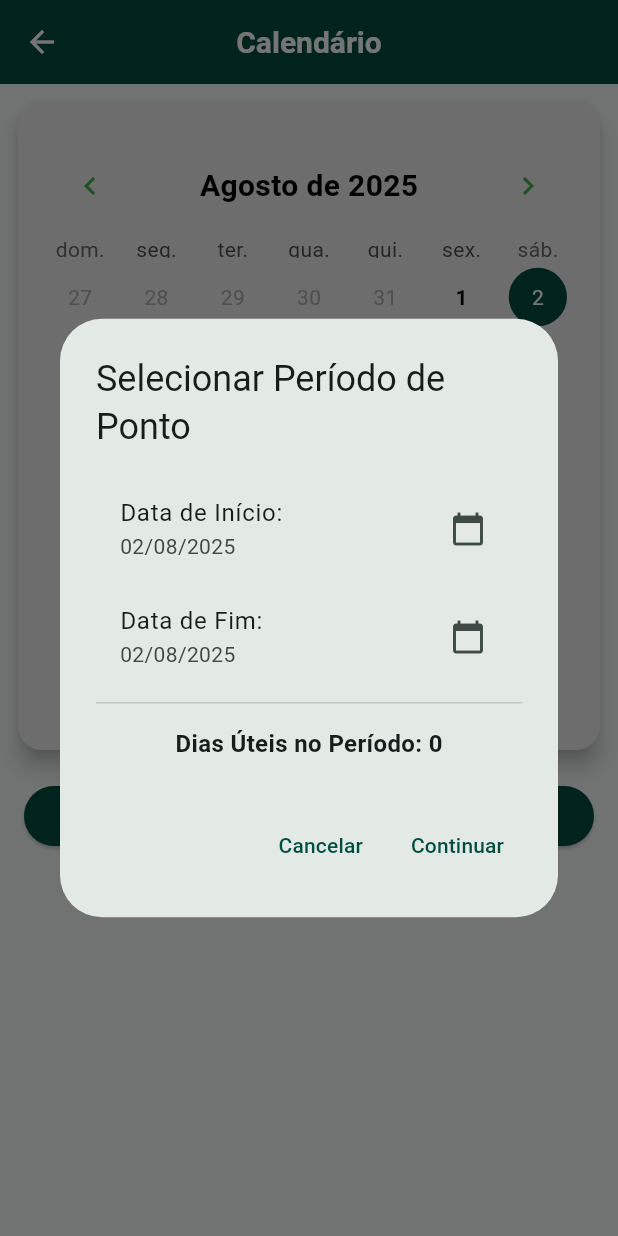
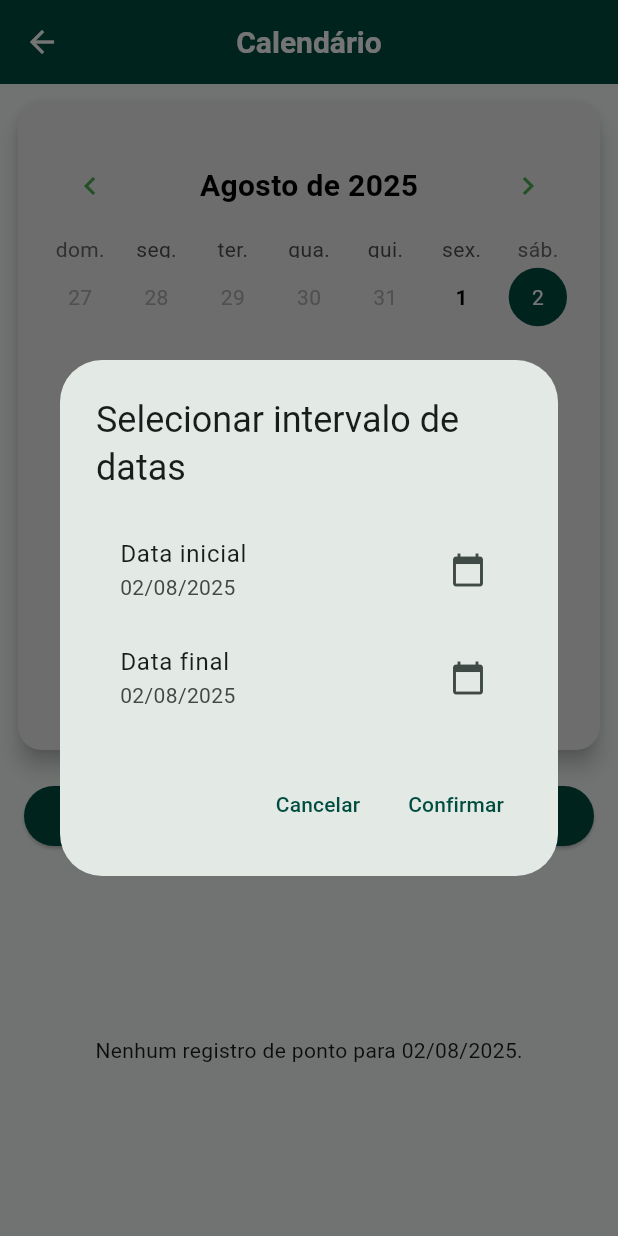
Before and after one commit to larafvitoriano/app_contabilizar_ponto, a Flutter app: the CalendarScreen screen opened directly, after a tap on "Registrar Ponto", on a phone screen of 412 x 824 dp. Run offline on Flutter 3.47's test engine with Material 3 defaults, Android fonts, the light colour scheme and no system bars; drawn by our look-alikes of table_calendar; our stand-ins replace firebase_auth, firebase_core, sqflite; accounts and stored records are empty.

Commit message:
refac: estilos e RNs

```diff
--- a/lib/controllers/ponto_calendar_controller.dart
+++ b/lib/controllers/ponto_calendar_controller.dart
@@ -86,15 +86,16 @@ class PontoCalendarController extends ChangeNotifier {
         _registrosDoMesFocado[normalizedDay]!.isNotEmpty;
   }
 
-  Future<void> showPontoRegisterOptions(BuildContext context, DateTime initialSelectedDay, {PontoRegistroModel? registroParaEditar}) async {
+  Future<void> showPontoRegisterOptions(
+      BuildContext context,
+      DateTime initialSelectedDay, {
+        PontoRegistroModel? registroParaEditar,
+      }) async {
     SelectedDateRange? selectedRange;
 
     if (registroParaEditar != null) {
-      selectedRange = SelectedDateRange(
-        startDate: registroParaEditar.data,
-        endDate: registroParaEditar.data,
-        totalBusinessDays: (registroParaEditar.data.weekday >= DateTime.monday && registroParaEditar.data.weekday <= DateTime.friday) ? 1 : 0,
-      );
+      // Usa factory fromDates para manter consistência
+      selectedRange = SelectedDateRange.fromDates(registroParaEditar.data, registroParaEditar.data);
     } else {
       selectedRange = await showDialog<SelectedDateRange>(
         context: context,
@@ -102,37 +103,48 @@ class PontoCalendarController extends ChangeNotifier {
           return MultiDaySelectionDialog(initialSelectedDay: initialSelectedDay);
         },
       );
+
+      if (selectedRange == null) return;
+
+      // Validação: garantir no máximo 2 registros por dia útil no intervalo
+      final DateTime start = selectedRange.startDate;
+      final DateTime end = selectedRange.endDate;
+
+      DateTime current = start;
+      while (!current.isAfter(end)) {
+        if (current.weekday >= DateTime.monday && current.weekday <= DateTime.friday) {
+          final registros = await _pontoRepository.getPontosByDate(current);
+          if (registros.length >= 2) {
+            ScaffoldMessenger.of(context).showSnackBar(
+              SnackBar(
+                content: Text('Já existem 2 registros no dia ${current.day}/${current.month}/${current.year}.'),
+                backgroundColor: Colors.red,
+              ),
+            );
+            return;
+          }
+        }
+        current = current.add(const Duration(days: 1));
+      }
     }
 
-    if (selectedRange != null) {
-      final DateTime startDate = selectedRange.startDate;
-      final DateTime endDate = selectedRange.endDate;
-      final int totalBusinessDays = selectedRange.totalBusinessDays;
-
-      PontoRegistroModel? finalRegistroParaEditar = registroParaEditar;
-      if (finalRegistroParaEditar == null && startDate.isAtSameMomentAs(endDate)) {
-        final existingRecords = await _pontoRepository.getPontosByDate(startDate);
-        if (existingRecords.isNotEmpty) {
-          finalRegistroParaEditar = existingRecords.first;
-        }
-      }
 
     final result = await showDialog<String?>(
       context: context,
       builder: (context) => PontoRegistroDialog(
-          startDate: startDate,
-          endDate: endDate,
-          registroParaEditar: finalRegistroParaEditar,
+        startDate: selectedRange!.startDate!,
+        endDate: selectedRange!.endDate!,
+        registroParaEditar: registroParaEditar,
         pontoRepository: _pontoRepository,
-          totalBusinessDays: totalBusinessDays,
+        totalBusinessDays: selectedRange.totalBusinessDays,
       ),
     );
+
 
     if (result != null) {
       ScaffoldMessenger.of(context).showSnackBar(SnackBar(content: Text(result)));
       _carregarRegistrosDoDia(_selectedDay ?? _focusedDay);
       _loadAllRecordsForMonth(_focusedDay);
-      }
     }
   }
 
--- a/lib/screens/calendar_screen.dart
+++ b/lib/screens/calendar_screen.dart
@@ -25,11 +25,9 @@ class CalendarScreen extends StatelessWidget {
           iconTheme: const IconThemeData(color: Colors.white),
           centerTitle: true,
         ),
-        body: SingleChildScrollView(
-          child: Consumer<PontoCalendarController>(
+        body: Consumer<PontoCalendarController>(
           builder: (context, controller, child) {
-              return Column(
-                mainAxisSize: MainAxisSize.min,
+            return Column( // Removido o SingleChildScrollView daqui
               children: [
                 Padding(
                   padding: const EdgeInsets.fromLTRB(8, 8, 8, 16),
@@ -154,7 +152,8 @@ class CalendarScreen extends StatelessWidget {
                 const SizedBox(height: 8.0),
 
                 // Exibição dos registros do dia selecionado
-                  controller.selectedDay == null
+                Expanded( // Adicionado Expanded aqui
+                  child: controller.selectedDay == null
                       ? const Center(child: Text('Selecione um dia para ver os registros de ponto.'))
                       : FutureBuilder<List<PontoRegistroModel>>(
                     future: controller.pontoRepository.getPontosByDate(controller.selectedDay!),
@@ -172,8 +171,7 @@ class CalendarScreen extends StatelessWidget {
                       } else {
                         final registros = snapshot.data!;
                         return ListView.builder(
-                          shrinkWrap: true,
-                          physics: const NeverScrollableScrollPhysics(),
+                          // Removido shrinkWrap e physics
                           itemCount: registros.length,
                           itemBuilder: (context, index) {
                             final registro = registros[index];
@@ -193,12 +191,12 @@ class CalendarScreen extends StatelessWidget {
                       }
                     },
                   ),
+                ),
               ],
             );
           },
         ),
       ),
-      ),
     );
   }
 }
--- a/lib/widgets/ponto_registro_dialog.dart
+++ b/lib/widgets/ponto_registro_dialog.dart
@@ -264,7 +264,7 @@ class _PontoRegistroDialogState extends State<PontoRegistroDialog> {
               Navigator.of(context).pop('Erro ao salvar registro: ${e.toString().split(':')[0]}');
             }
           },
-          child: const Text('Salvar'),
+          child: Text(widget.registroParaEditar != null ? 'Atualizar' : 'Salvar'),
         ),
       ],
     );
--- a/lib/widgets/selecionar_varios_dias.dialog.dart
+++ b/lib/widgets/selecionar_varios_dias.dialog.dart
@@ -5,130 +5,80 @@ import '../utils/selected_date_range.dart';
 class MultiDaySelectionDialog extends StatefulWidget {
   final DateTime initialSelectedDay;
 
-  const MultiDaySelectionDialog({
-    super.key,
-    required this.initialSelectedDay,
-  });
+  const MultiDaySelectionDialog({super.key, required this.initialSelectedDay});
 
   @override
   State<MultiDaySelectionDialog> createState() => _MultiDaySelectionDialogState();
 }
 
 class _MultiDaySelectionDialogState extends State<MultiDaySelectionDialog> {
-  DateTime? _startDate;
-  DateTime? _endDate;
-  int _totalBusinessDays = 0;
+  late DateTime _startDate;
+  late DateTime _endDate;
 
   @override
   void initState() {
     super.initState();
-    _startDate = DateTime(widget.initialSelectedDay.year, widget.initialSelectedDay.month, widget.initialSelectedDay.day);
-    _endDate = DateTime(widget.initialSelectedDay.year, widget.initialSelectedDay.month, widget.initialSelectedDay.day);
-    _totalBusinessDays = _calculateBusinessDays(_startDate!, _endDate!);
+    _startDate = widget.initialSelectedDay;
+    _endDate = widget.initialSelectedDay;
   }
 
-  /// Calcula o número de dias úteis (segunda a sexta) entre duas datas.
-  int _calculateBusinessDays(DateTime startDate, DateTime endDate) {
-    int businessDays = 0;
+  Future<void> _selectDate(BuildContext context, bool isStart) async {
+    final DateTime initialDate = isStart ? _startDate : _endDate;
 
-    DateTime current = DateTime(startDate.year, startDate.month, startDate.day);
-    DateTime end = DateTime(endDate.year, endDate.month, endDate.day);
-
-    while (current.isBefore(end) || current.isAtSameMomentAs(end)) {
-      if (current.weekday >= DateTime.monday && current.weekday <= DateTime.friday) {
-        businessDays++;
-      }
-      current = current.add(const Duration(days: 1));
-    }
-    return businessDays;
-  }
-
-  /// Abre um seletor de data e atualiza a data de início ou fim.
-  /// Garante que a data de início não seja posterior à data de fim e vice-versa.
-  Future<void> _selectDate(BuildContext context, bool isStart) async {
     final DateTime? picked = await showDatePicker(
       context: context,
-      initialDate: isStart ? _startDate! : _endDate!,
-      firstDate: DateTime(2000),
-      lastDate: DateTime(2030),
-      locale: const Locale('pt', 'BR'),
-      helpText: isStart ? 'SELECIONE A DATA DE INÍCIO' : 'SELECIONE A DATA DE FIM',
-      cancelText: 'CANCELAR',
-      confirmText: 'CONFIRMAR',
-      fieldLabelText: 'Insira a data',
-      errorFormatText: 'Formato de data inválido.',
-      errorInvalidText: 'Data fora do intervalo.',
+      initialDate: initialDate,
+      firstDate: DateTime(2020),
+      lastDate: DateTime(2100),
     );
+
     if (picked != null) {
       setState(() {
-        final normalizedPicked = DateTime(picked.year, picked.month, picked.day);
-
         if (isStart) {
-          _startDate = normalizedPicked;
-          // Se a data de fim for anterior à nova data de início, ajusta a data de fim
-          if (_endDate!.isBefore(_startDate!)) {
-            _endDate = _startDate;
-          }
+          _startDate = picked;
+          if (_startDate.isAfter(_endDate)) _endDate = _startDate;
         } else {
-          _endDate = normalizedPicked;
-          // Se a data de início for posterior à nova data de fim, ajusta a data de início
-          if (_startDate!.isAfter(_endDate!)) {
-            _startDate = _endDate;
-          }
+          _endDate = picked;
+          if (_endDate.isBefore(_startDate)) _startDate = _endDate;
         }
-        _totalBusinessDays = _calculateBusinessDays(_startDate!, _endDate!);
       });
     }
   }
 
   @override
   Widget build(BuildContext context) {
+    final DateFormat formatter = DateFormat('dd/MM/yyyy');
+
     return AlertDialog(
-      title: const Text('Selecionar Período de Ponto'),
+      title: const Text('Selecionar intervalo de datas'),
       content: Column(
         mainAxisSize: MainAxisSize.min,
         children: [
           ListTile(
-            title: const Text('Data de Início:'),
-            subtitle: Text(DateFormat.yMd('pt_BR').format(_startDate!)),
+            title: const Text('Data inicial'),
+            subtitle: Text(formatter.format(_startDate)),
             trailing: const Icon(Icons.calendar_today),
             onTap: () => _selectDate(context, true),
           ),
           ListTile(
-            title: const Text('Data de Fim:'),
-            subtitle: Text(DateFormat.yMd('pt_BR').format(_endDate!)),
+            title: const Text('Data final'),
+            subtitle: Text(formatter.format(_endDate)),
             trailing: const Icon(Icons.calendar_today),
             onTap: () => _selectDate(context, false),
-          ),
-          const Divider(),
-          Padding(
-            padding: const EdgeInsets.symmetric(vertical: 8.0),
-            child: Column(
-              crossAxisAlignment: CrossAxisAlignment.start,
-              children: [
-                Text(
-                  'Dias Úteis no Período: $_totalBusinessDays',
-                  style: const TextStyle(fontWeight: FontWeight.bold, fontSize: 16),
-                ),
-              ],
-            ),
           ),
         ],
       ),
       actions: [
         TextButton(
-          onPressed: () => Navigator.of(context).pop(null),
+          onPressed: () => Navigator.of(context).pop(),
           child: const Text('Cancelar'),
         ),
         TextButton(
           onPressed: () {
-            Navigator.of(context).pop(SelectedDateRange(
-              startDate: _startDate!,
-              endDate: _endDate!,
-              totalBusinessDays: _totalBusinessDays,
-            ));
+            final result = SelectedDateRange.fromDates(_startDate, _endDate);
+            Navigator.of(context).pop(result);
           },
-          child: const Text('Continuar'),
+          child: const Text('Confirmar'),
         ),
       ],
     );
```
Also changed, not shown: lib/utils/selected_date_range.dart (+33 -1 lines), lib/widgets/ponto_card.dart (+14 -1 lines). Lines whose indentation alone changed are shown as unchanged.
